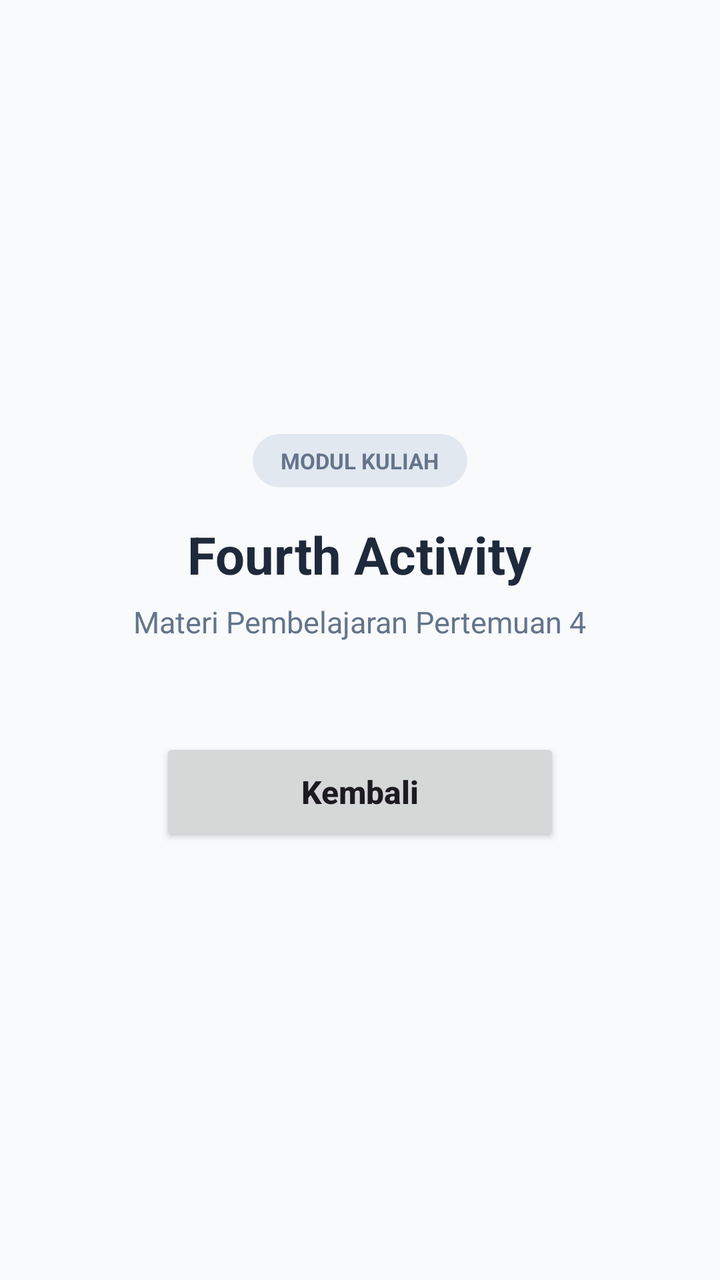
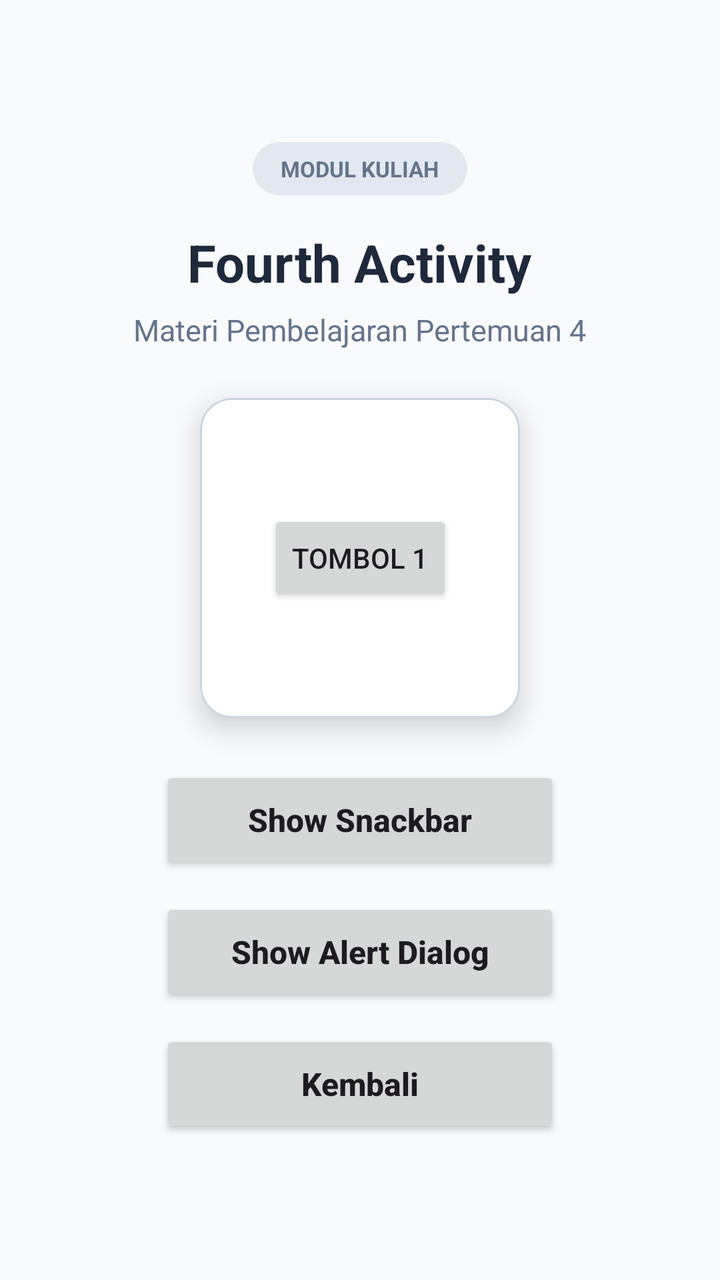

Screens rendered from an Android XML layout before and after an edit, with the pre-edit source and the edit as a unified diff.
<!-- AndroidManifest.xml: application theme Theme.Zikra -->
<!-- res/layout/activity_fourth.xml -->
<?xml version="1.0" encoding="utf-8"?>
<androidx.constraintlayout.widget.ConstraintLayout
    xmlns:android="http://schemas.android.com/apk/res/android"
    xmlns:app="http://schemas.android.com/apk/res-auto"
    xmlns:tools="http://schemas.android.com/tools"
    android:id="@+id/main"
    android:layout_width="match_parent"
    android:layout_height="match_parent"
    android:background="#F8FAFC"
    tools:context=".pertemuan_4.FourthActivity">

    
    <LinearLayout
        android:layout_width="match_parent"
        android:layout_height="wrap_content"
        android:orientation="vertical"
        android:gravity="center"
        android:padding="32dp"
        app:layout_constraintBottom_toBottomOf="parent"
        app:layout_constraintEnd_toEndOf="parent"
        app:layout_constraintStart_toStartOf="parent"
        app:layout_constraintTop_toTopOf="parent">

        
        <androidx.cardview.widget.CardView
            android:layout_width="wrap_content"
            android:layout_height="wrap_content"
            android:layout_marginBottom="16dp"
            app:cardBackgroundColor="#E2E8F0"
            app:cardCornerRadius="16dp"
            app:cardElevation="0dp">

            <TextView
                android:layout_width="wrap_content"
                android:layout_height="wrap_content"
                android:paddingHorizontal="14dp"
                android:paddingVertical="6dp"
                android:text="MODUL KULIAH"
                android:textColor="#64748B"
                android:textSize="11sp"
                android:textStyle="bold" />
        </androidx.cardview.widget.CardView>

        
        <TextView
            android:id="@+id/tvFourthTitle"
            android:layout_width="wrap_content"
            android:layout_height="wrap_content"
            android:text="Fourth Activity"
            android:textColor="#1E293B"
            android:textSize="26sp"
            android:textStyle="bold" />

        
        <TextView
            android:layout_width="wrap_content"
            android:layout_height="wrap_content"
            android:text="Materi Pembelajaran Pertemuan 4"
            android:textColor="#64748B"
            android:textSize="15sp"
            android:layout_marginTop="6dp"
            android:layout_marginBottom="48dp" />

        
        <Button
            android:id="@+id/btnKembali"
            android:layout_width="200dp"
            android:layout_height="54dp"
            android:text="Kembali"
            android:textAllCaps="false"
            android:textSize="16sp"
            android:textStyle="bold" />

    </LinearLayout>

</androidx.constraintlayout.widget.ConstraintLayout>
<!-- resources referenced by this layout -->
<resources>
  <style name="Theme.Zikra" parent="Base.Theme.Zikra" />
  <style name="Base.Theme.Zikra" parent="Theme.Material3.DayNight.NoActionBar">
          
          
      </style>
</resources>

<!-- the commit's change to res/layout/activity_fourth.xml (unified diff, before → after) -->
@@ -59,7 +59,60 @@
             android:textColor="#64748B"
             android:textSize="15sp"
             android:layout_marginTop="6dp"
-            android:layout_marginBottom="48dp" />
+            android:layout_marginBottom="24dp" />
+
+        
+        <com.google.android.material.card.MaterialCardView
+            android:id="@+id/materialCardView"
+            android:layout_width="160dp"
+            android:layout_height="160dp"
+            android:layout_marginBottom="24dp"
+            app:cardCornerRadius="16dp"
+            app:cardElevation="8dp"
+            app:strokeWidth="1dp"
+            app:strokeColor="#CBD5E1"
+            android:backgroundTint="#FFFFFF">
+
+            <androidx.constraintlayout.widget.ConstraintLayout
+                android:layout_width="match_parent"
+                android:layout_height="match_parent"
+                android:padding="12dp">
+
+                <Button
+                    android:id="@+id/btn1"
+                    android:layout_width="wrap_content"
+                    android:layout_height="wrap_content"
+                    android:text="Tombol 1"
+                    app:layout_constraintBottom_toBottomOf="parent"
+                    app:layout_constraintEnd_toEndOf="parent"
+                    app:layout_constraintStart_toStartOf="parent"
+                    app:layout_constraintTop_toTopOf="parent" />
+
+            </androidx.constraintlayout.widget.ConstraintLayout>
+
+        </com.google.android.material.card.MaterialCardView>
+
+        
+        <Button
+            android:id="@+id/btnShowSnackbar"
+            android:layout_width="200dp"
+            android:layout_height="54dp"
+            android:layout_marginBottom="12dp"
+            android:text="Show Snackbar"
+            android:textAllCaps="false"
+            android:textSize="16sp"
+            android:textStyle="bold" />
+
+        
+        <Button
+            android:id="@+id/btnShowAlertDialog"
+            android:layout_width="200dp"
+            android:layout_height="54dp"
+            android:layout_marginBottom="12dp"
+            android:text="Show Alert Dialog"
+            android:textAllCaps="false"
+            android:textSize="16sp"
+            android:textStyle="bold" />
 
         
         <Button
